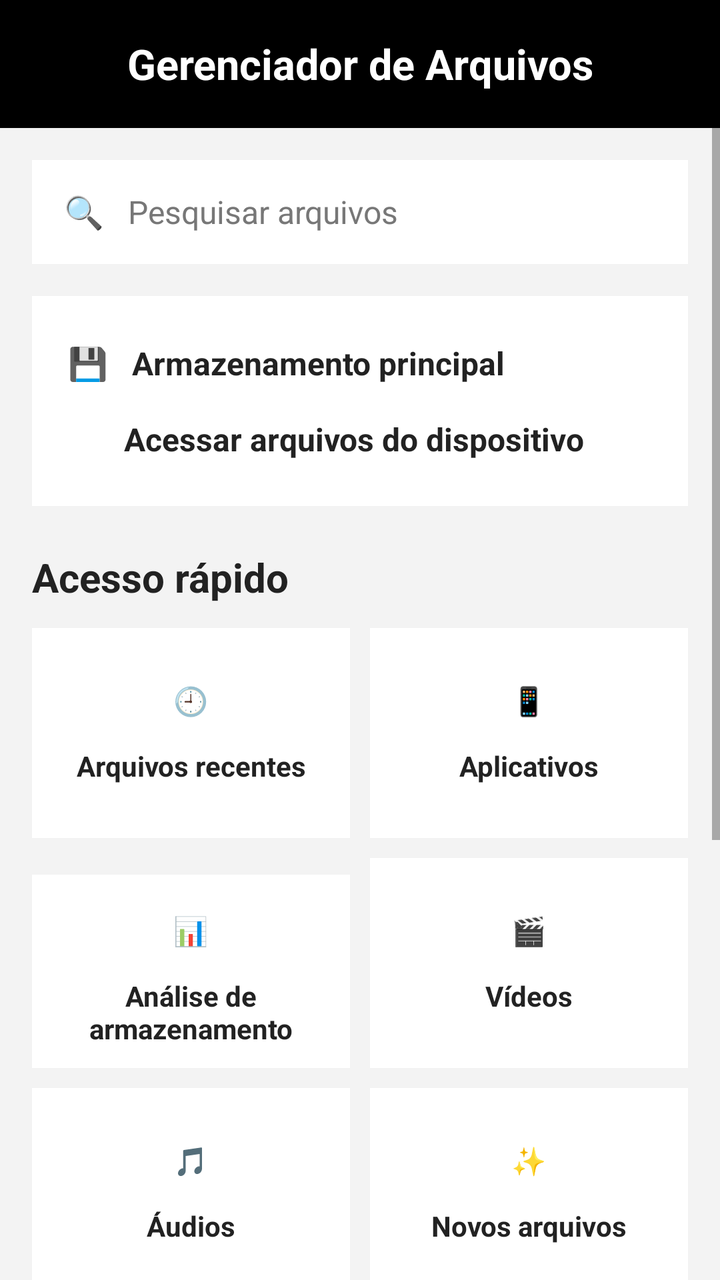
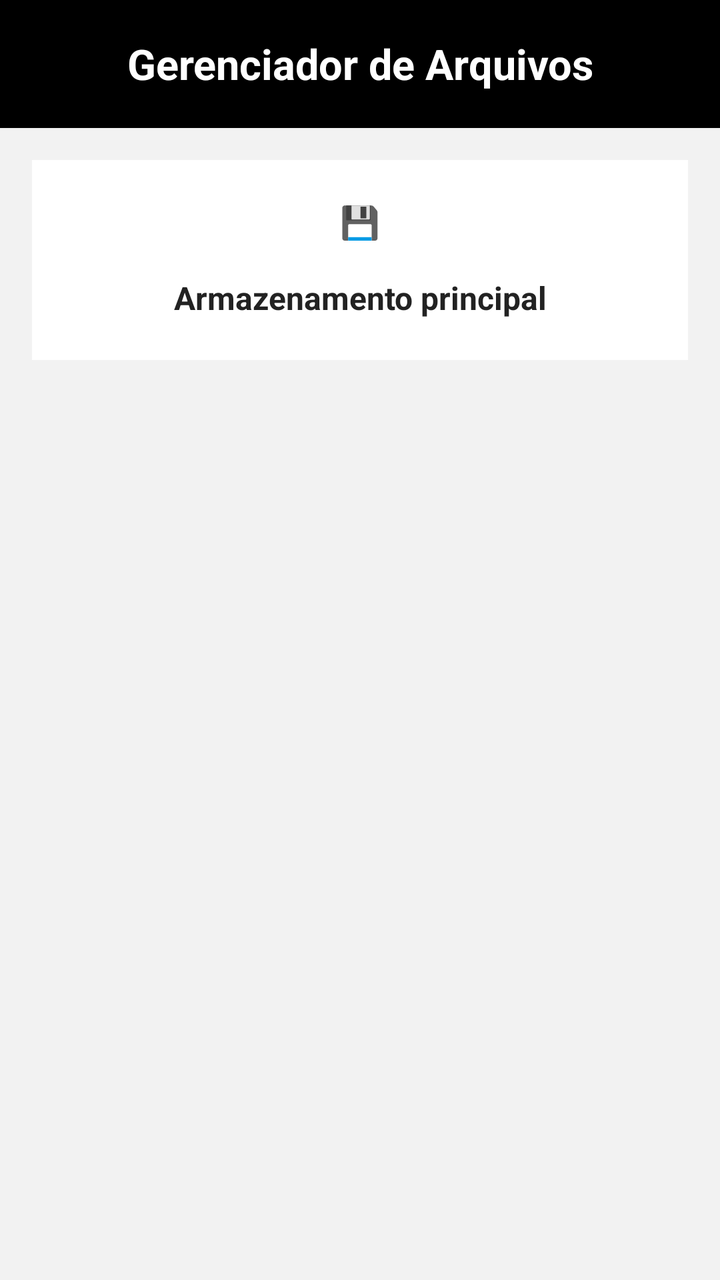

Compare the two renders of this Android layout. The source of the first and the diff that turns it into the second are given below.
<!-- AndroidManifest.xml: application theme android:Theme.Material.Light.NoActionBar -->
<!-- res/layout/activity_main.xml -->
<?xml version="1.0" encoding="utf-8"?>
<ScrollView xmlns:android="http://schemas.android.com/apk/res/android"
    android:layout_width="match_parent"
    android:layout_height="match_parent"
    android:background="#F3F3F3">

    <LinearLayout
        android:layout_width="match_parent"
        android:layout_height="wrap_content"
        android:orientation="vertical">

        

        <TextView
            android:layout_width="match_parent"
            android:layout_height="64dp"
            android:background="#000000"
            android:gravity="center"
            android:text="Gerenciador de Arquivos"
            android:textColor="#FFFFFF"
            android:textSize="21sp"
            android:textStyle="bold" />

        <LinearLayout
            android:layout_width="match_parent"
            android:layout_height="wrap_content"
            android:orientation="vertical"
            android:padding="16dp">

            

            <TextView
                android:layout_width="match_parent"
                android:layout_height="52dp"
                android:background="#FFFFFF"
                android:gravity="center_vertical"
                android:paddingStart="16dp"
                android:text="🔍   Pesquisar arquivos"
                android:textColor="#777777"
                android:textSize="16sp" />

            

            <TextView
                android:layout_width="match_parent"
                android:layout_height="105dp"
                android:layout_marginTop="16dp"
                android:background="#FFFFFF"
                android:gravity="center_vertical"
                android:padding="18dp"
                android:text="💾   Armazenamento principal&#10;&#10;       Acessar arquivos do dispositivo"
                android:textColor="#222222"
                android:textSize="16sp"
                android:textStyle="bold"
                android:id="@+id/armazenamento_principal" />

            

            <TextView
                android:layout_width="match_parent"
                android:layout_height="wrap_content"
                android:layout_marginTop="22dp"
                android:text="Acesso rápido"
                android:textColor="#222222"
                android:textSize="20sp"
                android:textStyle="bold" />

            

            <LinearLayout
                android:layout_width="match_parent"
                android:layout_height="wrap_content"
                android:layout_marginTop="12dp"
                android:orientation="horizontal">

                <TextView
                    android:layout_width="0dp"
                    android:layout_height="105dp"
                    android:layout_marginEnd="5dp"
                    android:layout_weight="1"
                    android:background="#FFFFFF"
                    android:gravity="center"
                    android:text="🕘&#10;&#10;Arquivos recentes"
                    android:textColor="#222222"
                    android:textSize="14sp"
                    android:textStyle="bold" />

                <TextView
                    android:layout_width="0dp"
                    android:layout_height="105dp"
                    android:layout_marginStart="5dp"
                    android:layout_weight="1"
                    android:background="#FFFFFF"
                    android:gravity="center"
                    android:text="📱&#10;&#10;Aplicativos"
                    android:textColor="#222222"
                    android:textSize="14sp"
                    android:textStyle="bold" />

            </LinearLayout>

            

            <LinearLayout
                android:layout_width="match_parent"
                android:layout_height="wrap_content"
                android:layout_marginTop="10dp"
                android:orientation="horizontal">

                <TextView
                    android:layout_width="0dp"
                    android:layout_height="105dp"
                    android:layout_marginEnd="5dp"
                    android:layout_weight="1"
                    android:background="#FFFFFF"
                    android:gravity="center"
                    android:text="📊&#10;&#10;Análise de&#10;armazenamento"
                    android:textColor="#222222"
                    android:textSize="14sp"
                    android:textStyle="bold" />

                <TextView
                    android:layout_width="0dp"
                    android:layout_height="105dp"
                    android:layout_marginStart="5dp"
                    android:layout_weight="1"
                    android:background="#FFFFFF"
                    android:gravity="center"
                    android:text="🎬&#10;&#10;Vídeos"
                    android:textColor="#222222"
                    android:textSize="14sp"
                    android:textStyle="bold" />

            </LinearLayout>

            

            <LinearLayout
                android:layout_width="match_parent"
                android:layout_height="wrap_content"
                android:layout_marginTop="10dp"
                android:orientation="horizontal">

                <TextView
                    android:layout_width="0dp"
                    android:layout_height="105dp"
                    android:layout_marginEnd="5dp"
                    android:layout_weight="1"
                    android:background="#FFFFFF"
                    android:gravity="center"
                    android:text="🎵&#10;&#10;Áudios"
                    android:textColor="#222222"
                    android:textSize="14sp"
                    android:textStyle="bold" />

                <TextView
                    android:layout_width="0dp"
                    android:layout_height="105dp"
                    android:layout_marginStart="5dp"
                    android:layout_weight="1"
                    android:background="#FFFFFF"
                    android:gravity="center"
                    android:text="✨&#10;&#10;Novos arquivos"
                    android:textColor="#222222"
                    android:textSize="14sp"
                    android:textStyle="bold" />

            </LinearLayout>

            

            <LinearLayout
                android:layout_width="match_parent"
                android:layout_height="wrap_content"
                android:layout_marginTop="10dp"
                android:orientation="horizontal">

                <TextView
                    android:layout_width="0dp"
                    android:layout_height="105dp"
                    android:layout_marginEnd="5dp"
                    android:layout_weight="1"
                    android:background="#FFFFFF"
                    android:gravity="center"
                    android:text="🖼️&#10;&#10;Imagens"
                    android:textColor="#222222"
                    android:textSize="14sp"
                    android:textStyle="bold" />

                <TextView
                    android:layout_width="0dp"
                    android:layout_height="105dp"
                    android:layout_marginStart="5dp"
                    android:layout_weight="1"
                    android:background="#FFFFFF"
                    android:gravity="center"
                    android:text="📄&#10;&#10;Documentos"
                    android:textColor="#222222"
                    android:textSize="14sp"
                    android:textStyle="bold" />

            </LinearLayout>

            

            <LinearLayout
                android:layout_width="match_parent"
                android:layout_height="wrap_content"
                android:layout_marginTop="10dp"
                android:orientation="horizontal">

                <TextView
                    android:layout_width="0dp"
                    android:layout_height="105dp"
                    android:layout_marginEnd="5dp"
                    android:layout_weight="1"
                    android:background="#FFFFFF"
                    android:gravity="center"
                    android:text="🗑️&#10;&#10;Lixeira"
                    android:textColor="#222222"
                    android:textSize="14sp"
                    android:textStyle="bold" />

                <TextView
                    android:layout_width="0dp"
                    android:layout_height="105dp"
                    android:layout_marginStart="5dp"
                    android:layout_weight="1"
                    android:background="#FFFFFF"
                    android:gravity="center"
                    android:text="📥&#10;&#10;Download"
                    android:textColor="#222222"
                    android:textSize="14sp"
                    android:textStyle="bold" />

            </LinearLayout>

            

            <TextView
                android:layout_width="match_parent"
                android:layout_height="70dp"
                android:layout_marginTop="10dp"
                android:background="#FFFFFF"
                android:gravity="center"
                android:text="⚙️   Configurações"
                android:textColor="#222222"
                android:textSize="16sp"
                android:textStyle="bold" />

        </LinearLayout>

    </LinearLayout>

</ScrollView>
<!-- resources referenced by this layout -->
<resources>

</resources>

<!-- the commit's change to res/layout/activity_main.xml (unified diff, before → after) -->
@@ -1,255 +1,29 @@
 <?xml version="1.0" encoding="utf-8"?>
-<ScrollView xmlns:android="http://schemas.android.com/apk/res/android"
+<LinearLayout xmlns:android="http://schemas.android.com/apk/res/android"
     android:layout_width="match_parent"
     android:layout_height="match_parent"
-    android:background="#F3F3F3">
+    android:orientation="vertical"
+    android:background="#F2F2F2">
 
-    <LinearLayout
+    <TextView
         android:layout_width="match_parent"
-        android:layout_height="wrap_content"
-        android:orientation="vertical">
+        android:layout_height="64dp"
+        android:background="#000000"
+        android:gravity="center"
+        android:text="Gerenciador de Arquivos"
+        android:textColor="#FFFFFF"
+        android:textSize="21sp"
+        android:textStyle="bold" />
 
-        
+    <TextView
+        android:layout_width="match_parent"
+        android:layout_height="100dp"
+        android:layout_margin="16dp"
+        android:background="#FFFFFF"
+        android:gravity="center"
+        android:text="💾&#10;&#10;Armazenamento principal"
+        android:textColor="#222222"
+        android:textSize="16sp"
+        android:textStyle="bold" />
 
-        <TextView
-            android:layout_width="match_parent"
-            android:layout_height="64dp"
-            android:background="#000000"
-            android:gravity="center"
-            android:text="Gerenciador de Arquivos"
-            android:textColor="#FFFFFF"
-            android:textSize="21sp"
-            android:textStyle="bold" />
-
-        <LinearLayout
-            android:layout_width="match_parent"
-            android:layout_height="wrap_content"
-            android:orientation="vertical"
-            android:padding="16dp">
-
-            
-
-            <TextView
-                android:layout_width="match_parent"
-                android:layout_height="52dp"
-                android:background="#FFFFFF"
-                android:gravity="center_vertical"
-                android:paddingStart="16dp"
-                android:text="🔍   Pesquisar arquivos"
-                android:textColor="#777777"
-                android:textSize="16sp" />
-
-            
-
-            <TextView
-                android:layout_width="match_parent"
-                android:layout_height="105dp"
-                android:layout_marginTop="16dp"
-                android:background="#FFFFFF"
-                android:gravity="center_vertical"
-                android:padding="18dp"
-                android:text="💾   Armazenamento principal&#10;&#10;       Acessar arquivos do dispositivo"
-                android:textColor="#222222"
-                android:textSize="16sp"
-                android:textStyle="bold"
-                android:id="@+id/armazenamento_principal" />
-
-            
-
-            <TextView
-                android:layout_width="match_parent"
-                android:layout_height="wrap_content"
-                android:layout_marginTop="22dp"
-                android:text="Acesso rápido"
-                android:textColor="#222222"
-                android:textSize="20sp"
-                android:textStyle="bold" />
-
-            
-
-            <LinearLayout
-                android:layout_width="match_parent"
-                android:layout_height="wrap_content"
-                android:layout_marginTop="12dp"
-                android:orientation="horizontal">
-
-                <TextView
-                    android:layout_width="0dp"
-                    android:layout_height="105dp"
-                    android:layout_marginEnd="5dp"
-                    android:layout_weight="1"
-                    android:background="#FFFFFF"
-                    android:gravity="center"
-                    android:text="🕘&#10;&#10;Arquivos recentes"
-                    android:textColor="#222222"
-                    android:textSize="14sp"
-                    android:textStyle="bold" />
-
-                <TextView
-                    android:layout_width="0dp"
-                    android:layout_height="105dp"
-                    android:layout_marginStart="5dp"
-                    android:layout_weight="1"
-                    android:background="#FFFFFF"
-                    android:gravity="center"
-                    android:text="📱&#10;&#10;Aplicativos"
-                    android:textColor="#222222"
-                    android:textSize="14sp"
-                    android:textStyle="bold" />
-
-            </LinearLayout>
-
-            
-
-            <LinearLayout
-                android:layout_width="match_parent"
-                android:layout_height="wrap_content"
-                android:layout_marginTop="10dp"
-                android:orientation="horizontal">
-
-                <TextView
-                    android:layout_width="0dp"
-                    android:layout_height="105dp"
-                    android:layout_marginEnd="5dp"
-                    android:layout_weight="1"
-                    android:background="#FFFFFF"
-                    android:gravity="center"
-                    android:text="📊&#10;&#10;Análise de&#10;armazenamento"
-                    android:textColor="#222222"
-                    android:textSize="14sp"
-                    android:textStyle="bold" />
-
-                <TextView
-                    android:layout_width="0dp"
-                    android:layout_height="105dp"
-                    android:layout_marginStart="5dp"
-                    android:layout_weight="1"
-                    android:background="#FFFFFF"
-                    android:gravity="center"
-                    android:text="🎬&#10;&#10;Vídeos"
-                    android:textColor="#222222"
-                    android:textSize="14sp"
-                    android:textStyle="bold" />
-
-            </LinearLayout>
-
-            
-
-            <LinearLayout
-                android:layout_width="match_parent"
-                android:layout_height="wrap_content"
-                android:layout_marginTop="10dp"
-                android:orientation="horizontal">
-
-                <TextView
-                    android:layout_width="0dp"
-                    android:layout_height="105dp"
-                    android:layout_marginEnd="5dp"
-                    android:layout_weight="1"
-                    android:background="#FFFFFF"
-                    android:gravity="center"
-                    android:text="🎵&#10;&#10;Áudios"
-                    android:textColor="#222222"
-                    android:textSize="14sp"
-                    android:textStyle="bold" />
-
-                <TextView
-                    android:layout_width="0dp"
-                    android:layout_height="105dp"
-                    android:layout_marginStart="5dp"
-                    android:layout_weight="1"
-                    android:background="#FFFFFF"
-                    android:gravity="center"
-                    android:text="✨&#10;&#10;Novos arquivos"
-                    android:textColor="#222222"
-                    android:textSize="14sp"
-                    android:textStyle="bold" />
-
-            </LinearLayout>
-
-            
-
-            <LinearLayout
-                android:layout_width="match_parent"
-                android:layout_height="wrap_content"
-                android:layout_marginTop="10dp"
-                android:orientation="horizontal">
-
-                <TextView
-                    android:layout_width="0dp"
-                    android:layout_height="105dp"
-                    android:layout_marginEnd="5dp"
-                    android:layout_weight="1"
-                    android:background="#FFFFFF"
-                    android:gravity="center"
-                    android:text="🖼️&#10;&#10;Imagens"
-                    android:textColor="#222222"
-                    android:textSize="14sp"
-                    android:textStyle="bold" />
-
-                <TextView
-                    android:layout_width="0dp"
-                    android:layout_height="105dp"
-                    android:layout_marginStart="5dp"
-                    android:layout_weight="1"
-                    android:background="#FFFFFF"
-                    android:gravity="center"
-                    android:text="📄&#10;&#10;Documentos"
-                    android:textColor="#222222"
-                    android:textSize="14sp"
-                    android:textStyle="bold" />
-
-            </LinearLayout>
-
-            
-
-            <LinearLayout
-                android:layout_width="match_parent"
-                android:layout_height="wrap_content"
-                android:layout_marginTop="10dp"
-                android:orientation="horizontal">
-
-                <TextView
-                    android:layout_width="0dp"
-                    android:layout_height="105dp"
-                    android:layout_marginEnd="5dp"
-                    android:layout_weight="1"
-                    android:background="#FFFFFF"
-                    android:gravity="center"
-                    android:text="🗑️&#10;&#10;Lixeira"
-                    android:textColor="#222222"
-                    android:textSize="14sp"
-                    android:textStyle="bold" />
-
-                <TextView
-                    android:layout_width="0dp"
-                    android:layout_height="105dp"
-                    android:layout_marginStart="5dp"
-                    android:layout_weight="1"
-                    android:background="#FFFFFF"
-                    android:gravity="center"
-                    android:text="📥&#10;&#10;Download"
-                    android:textColor="#222222"
-                    android:textSize="14sp"
-                    android:textStyle="bold" />
-
-            </LinearLayout>
-
-            
-
-            <TextView
-                android:layout_width="match_parent"
-                android:layout_height="70dp"
-                android:layout_marginTop="10dp"
-                android:background="#FFFFFF"
-                android:gravity="center"
-                android:text="⚙️   Configurações"
-                android:textColor="#222222"
-                android:textSize="16sp"
-                android:textStyle="bold" />
-
-        </LinearLayout>
-
-    </LinearLayout>
-
-</ScrollView>
+</LinearLayout>
